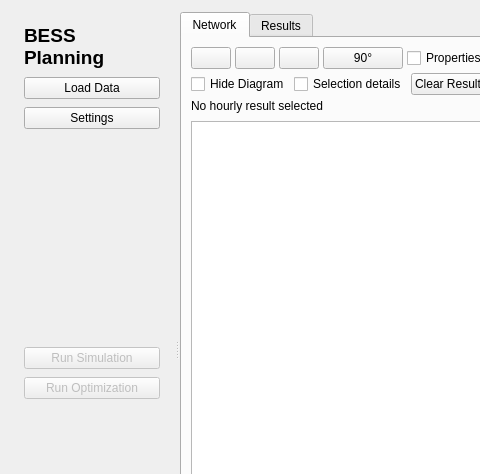
The window that 07_Implementation/src_accelerated/assets/main_window.ui (Islahi/EE499-Team16) describes before a commit, drawn with Qt 5; both pictures show x 0 to 480 and y 0 to 474 of the 1280 by 856 pixel window.
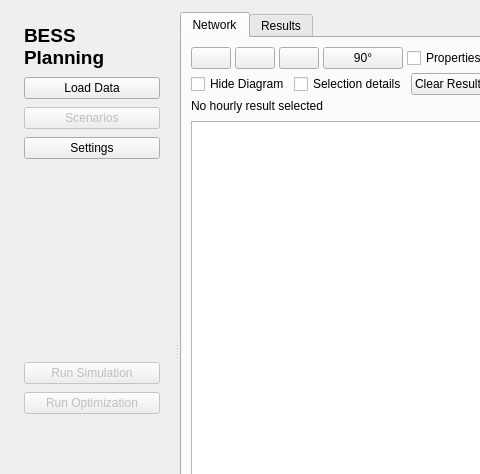
The same window after the commit.

Commit message: Add reusable scenario generation workflow

```diff
--- a/07_Implementation/src_accelerated/assets/main_window.ui
+++ b/07_Implementation/src_accelerated/assets/main_window.ui
@@ -123,6 +123,25 @@
           </property>
          </widget>
         </item>
+        <item>
+         <widget class="QPushButton" name="btn_scenarios">
+          <property name="enabled">
+           <bool>false</bool>
+          </property>
+          <property name="maximumSize">
+           <size>
+            <width>16777215</width>
+            <height>38</height>
+           </size>
+          </property>
+          <property name="text">
+           <string>Scenarios</string>
+          </property>
+          <property name="toolTip">
+           <string>Generate, validate, inspect or import a saved scenario set</string>
+          </property>
+         </widget>
+        </item>
         <item>
          <widget class="QPushButton" name="btn_settings">
           <property name="maximumSize">
```
The commit also changes 11 other files.
